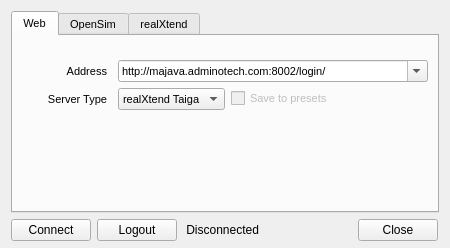
Qt form bin/data/ui/login.ui (realXtend/tundra) before a commit.
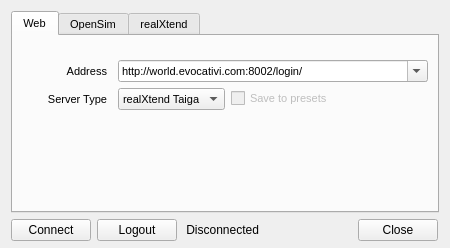
The same form after that commit.

Commit message: * Changed default url for weblogin to http://world.evocativi.com:8002/login/ Now with working Google and Yeahoo account login at that server! -> IMPORTANT: Update and copy the new DLLs from <deps_svn>\bin\win32\runtime_deps in order for Google and Yahoo Account logins to work!

The edit to the form file:
```diff
--- a/bin/data/ui/login.ui
+++ b/bin/data/ui/login.ui
@@ -98,7 +98,7 @@
                </property>
                <item>
                 <property name="text">
-                 <string>http://majava.adminotech.com:8002/login/</string>
+                 <string>http://world.evocativi.com:8002/login/</string>
                 </property>
                </item>
               </widget>
```
The commit also changes 12 other files.
